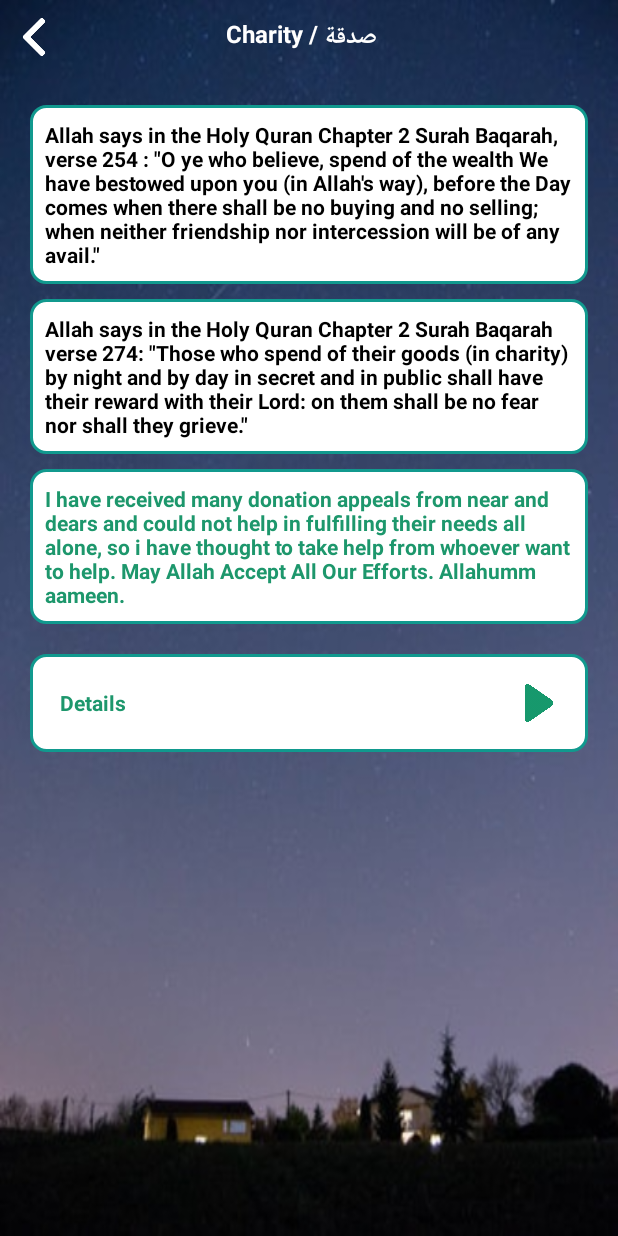
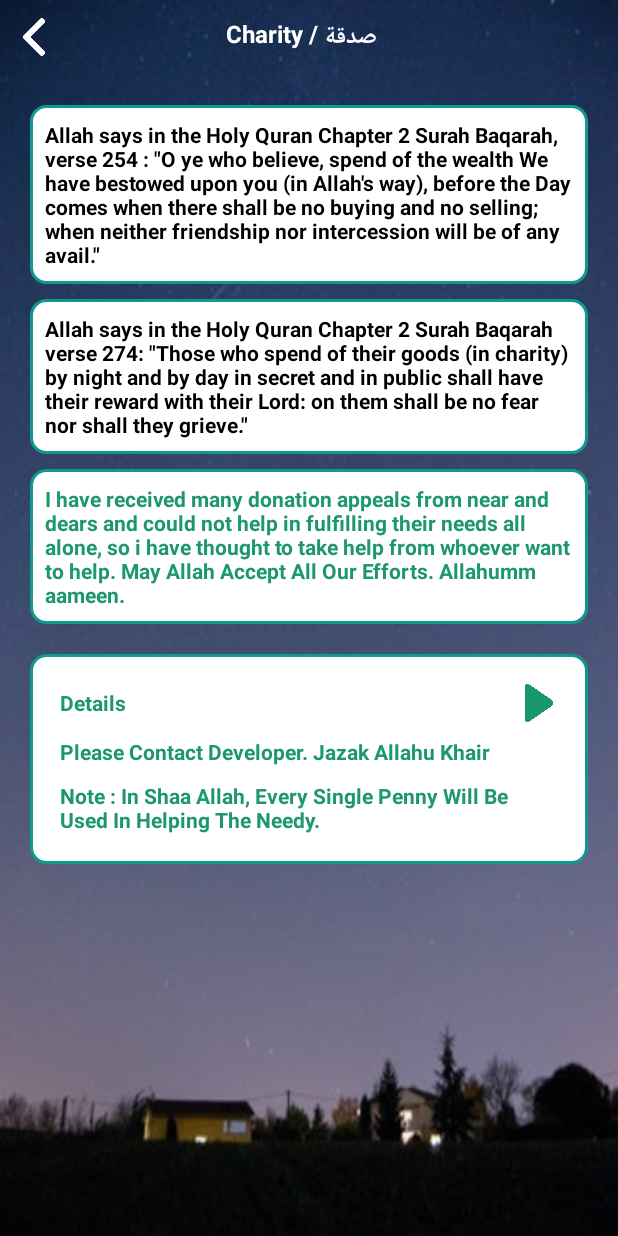
Before and after one commit to saudagarsulaiman/ALQuranAsSudais, an Android app: the DonationActivity screen opened directly, with no data from a screen before it, on a phone screen of 412 x 824 dp. Run offline under Robolectric (Android 15) with nearby library versions, the phone set to English and light mode, and no system bars; our stand-ins replace ButterKnife, Picasso; pictures from the network do not load.

Commit message:
vc4 Final Release Commit

```diff
--- a/app/build.gradle
+++ b/app/build.gradle
@@ -7,8 +7,8 @@ android {
         applicationId "com.alquran.assudais"
         minSdkVersion 16
         targetSdkVersion 29
-        versionCode 3
-        versionName "1.0.3"
+        versionCode 4
+        versionName "1.0.4"
         multiDexEnabled true
         testInstrumentationRunner "androidx.test.runner.AndroidJUnitRunner"
     }
--- a/app/src/main/AndroidManifest.xml
+++ b/app/src/main/AndroidManifest.xml
@@ -5,6 +5,7 @@
     <uses-permission android:name="android.permission.ACCESS_NETWORK_STATE" />
     <uses-permission android:name="android.permission.CALL_PHONE" />
     <uses-permission android:name="android.permission.INTERNET" />
+    <uses-permission android:name="com.android.vending.BILLING" />
 
     <application
         android:name=".Utilities.MyApplication"
--- a/app/src/main/res/layout/activity_donation.xml
+++ b/app/src/main/res/layout/activity_donation.xml
@@ -91,13 +91,17 @@
                     android:layout_width="match_parent"
                     android:layout_height="wrap_content"
                     android:orientation="vertical"
-                    android:visibility="gone">
+                    android:visibility="visible">
 
-                    <ImageView
+                    <TextView
                         android:layout_width="match_parent"
-                        android:layout_height="@dimen/height100"
-                        android:scaleType="fitCenter"
-                        android:src="@drawable/my_details" />
+                        android:layout_height="wrap_content"
+                        android:layout_gravity="center"
+                        android:layout_marginTop="@dimen/margin10"
+                        android:text="@string/note_donations0"
+                        android:textColor="@color/bg_grad_start"
+                        android:textSize="@dimen/def_text_size"
+                        android:textStyle="bold" />
 
                     <TextView
                         android:layout_width="match_parent"
--- a/app/src/main/res/values/strings.xml
+++ b/app/src/main/res/values/strings.xml
@@ -126,4 +126,5 @@
     <string name="whats_New5">5. </string>
     <string name="whats_New6">6. </string>
     <string name="whats_New7">7. </string>
+    <string name="note_donations0">Please Contact Developer. Jazak Allahu Khair</string>
 </resources>
```
Also changed, not shown: app/src/main/res/drawable/my_details.jpg (deleted), 1 other file.
